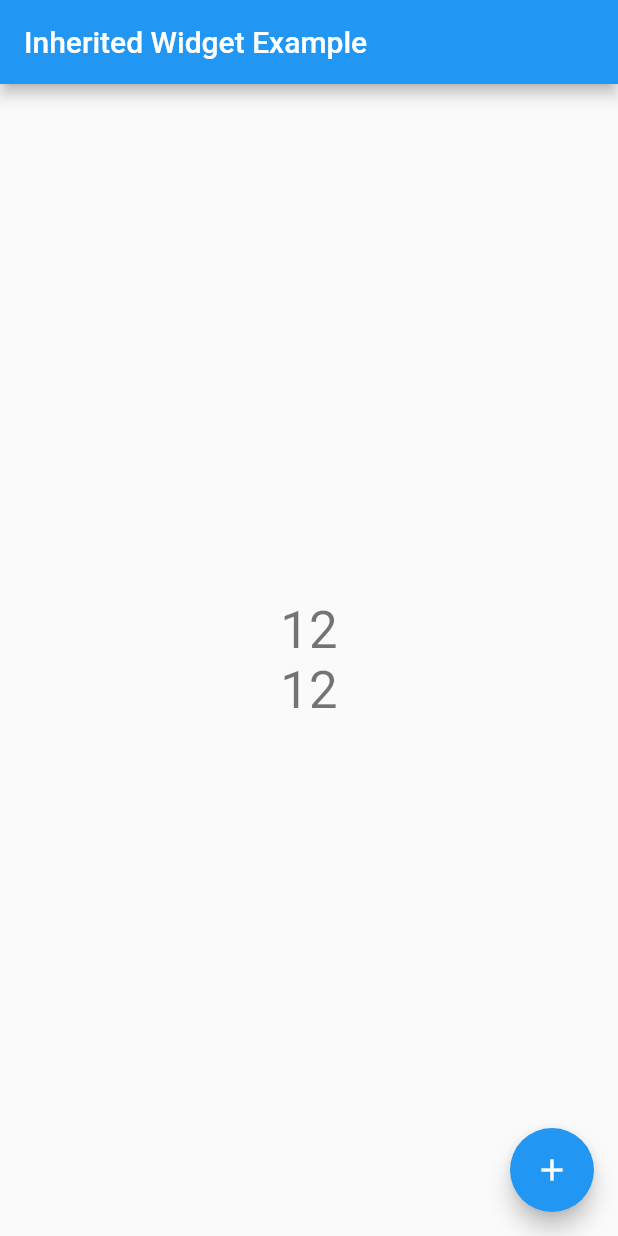
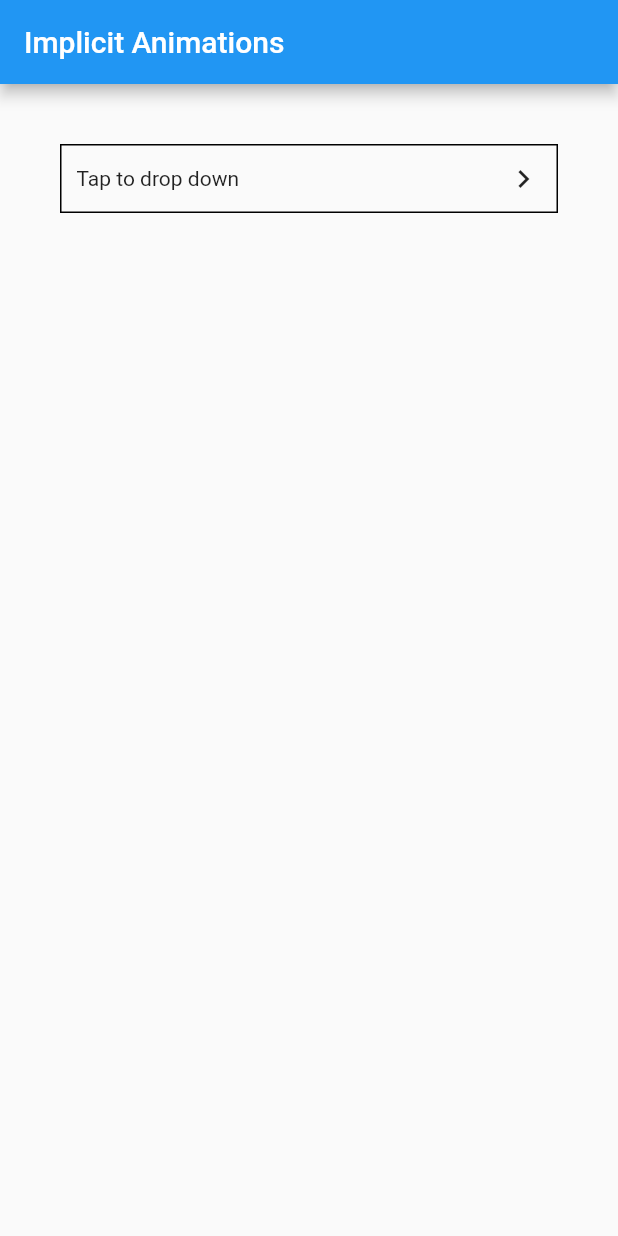
Before and after one commit to Xclusivecyborg/flutter_benders_beginner, a Flutter app: the screen it shows after launch, on a phone screen of 412 x 824 dp. Run offline on Flutter 3.47's test engine with Material 2 defaults, Android fonts, the phone set to English and light mode, and no system bars.

Commit message:
implicit animations

```diff
--- /dev/null
+++ b/lib/animations/implicit_animations/impilicit_animations.dart
@@ -0,0 +1,85 @@
+import 'dart:async';
+import 'dart:math';
+
+import 'package:flutter/material.dart';
+
+class ImplicitAnimationsExample extends StatefulWidget {
+  const ImplicitAnimationsExample({super.key});
+
+  @override
+  State<ImplicitAnimationsExample> createState() =>
+      _ImplicitAnimationsExampleState();
+}
+
+class _ImplicitAnimationsExampleState extends State<ImplicitAnimationsExample>
+    with SingleTickerProviderStateMixin {
+  bool _isVisible = false;
+  @override
+  Widget build(BuildContext context) {
+    return Scaffold(
+      appBar: AppBar(
+        title: const Text('Implicit Animations'),
+      ),
+      body: Padding(
+        padding: const EdgeInsets.all(40.0),
+        child: Column(
+          children: [
+            InkWell(
+              onTap: () {
+                setState(() {
+                  _isVisible = !_isVisible;
+                });
+              },
+              child: Container(
+                padding: const EdgeInsets.all(10.0),
+                width: double.infinity,
+                decoration: BoxDecoration(
+                  border: Border.all(),
+                ),
+                child: Row(
+                  mainAxisAlignment: MainAxisAlignment.spaceBetween,
+                  children: [
+                    const Text('Tap to drop down'),
+                    AnimatedRotation(
+                      duration: const Duration(milliseconds: 300),
+                      turns: _isVisible ? 0.25 : 0,
+                      child: const Icon(Icons.keyboard_arrow_right),
+                    ),
+                  ],
+                ),
+              ),
+            ),
+            AnimatedSwitcher(
+              duration: const Duration(milliseconds: 300),
+              transitionBuilder: (child, animation) {
+                return SizeTransition(
+                  sizeFactor: Tween<double>(begin: 0, end: 1)
+                      .chain(CurveTween(curve: Curves.bounceIn))
+                      .animate(animation),
+                  child: RotationTransition(
+                    turns: animation,
+                    child: child,
+                  ),
+                );
+              },
+              child: _isVisible
+                  ? Container(
+                      width: double.infinity,
+                      padding: const EdgeInsets.all(30.0),
+                      decoration: const BoxDecoration(
+                        border: Border(
+                          bottom: BorderSide(),
+                          right: BorderSide(),
+                          left: BorderSide(),
+                        ),
+                      ),
+                      child: const FlutterLogo(size: 200),
+                    )
+                  : const SizedBox.shrink(),
+            )
+          ],
+        ),
+      ),
+    );
+  }
+}
--- a/lib/main.dart
+++ b/lib/main.dart
@@ -1,5 +1,5 @@
 import 'package:flutter/material.dart';
-import 'package:flutter_benders_beginner/state_management/inherited_widget.dart';
+import 'package:flutter_benders_beginner/animations/implicit_animations/impilicit_animations.dart';
 
 void main() {
   runApp(const MyApp());
@@ -14,7 +14,7 @@ class MyApp extends StatelessWidget {
       theme: ThemeData(
         primarySwatch: Colors.blue,
       ),
-      home: const InheritedWidgetExample(),
+      home: const ImplicitAnimationsExample(),
     );
   }
 }
```
Also changed, not shown: lib/animations/implicit_animations/animated_align_example.dart (added, +61 -0 lines), lib/animations/implicit_animations/animated_slide_example.dart (added, +40 -0 lines), pubspec.lock, 2 other files.
